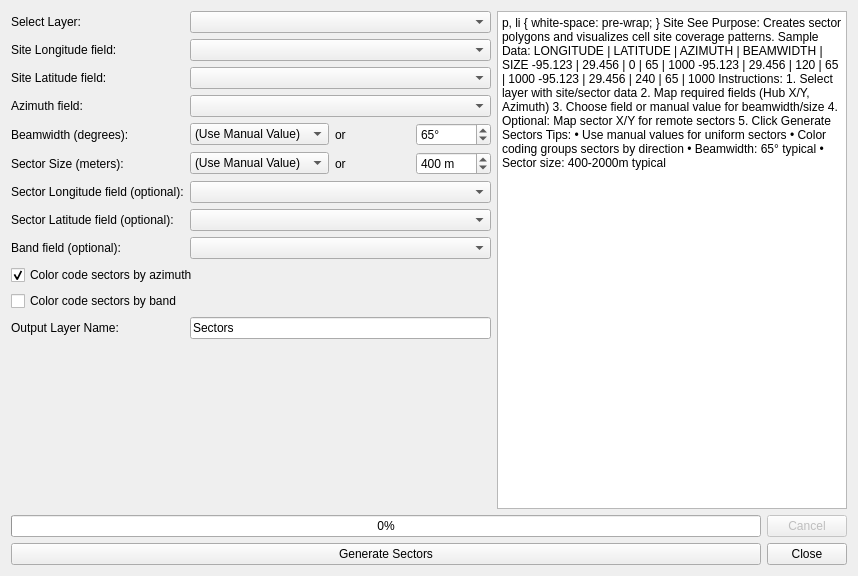
Above: rf_tools_dialog_base.ui from mbebs/RFTools before the change. Below: the same form after it.
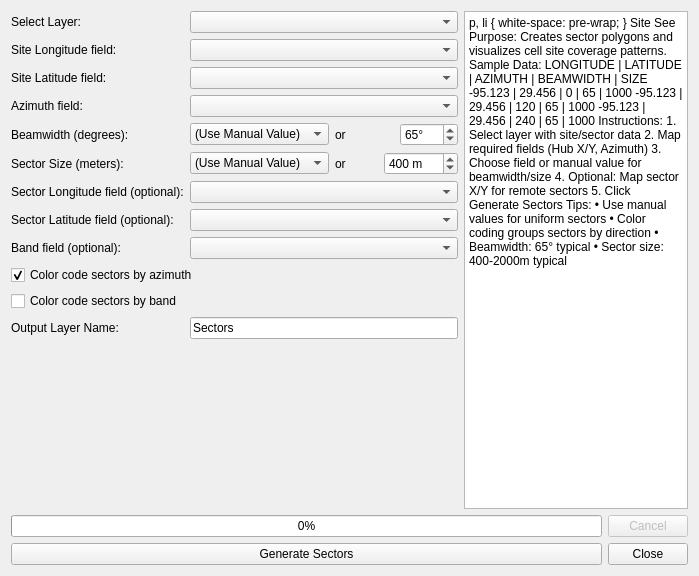
That is the form after the change. Icons and pictures are not drawn.

What changed in the file:
```diff
--- a/rf_tools_dialog_base.ui
+++ b/rf_tools_dialog_base.ui
@@ -2,13 +2,17 @@
 <ui version="4.0">
  <class>RFToolsDialogBase</class>
  <widget class="QDialog" name="RFToolsDialogBase">
-  <property name="geometry">
-   <rect>
-    <x>0</x>
-    <y>0</y>
-    <width>858</width>
-    <height>576</height>
-   </rect>
+ <property name="minimumSize">
+ <size>
+ <width>686</width>
+ <height>460</height>
+ </size>
+ </property>
+ <property name="sizePolicy">
+ <sizepolicy hsizetype="Expanding" vsizetype="Expanding">
+ <horstretch>0</horstretch>
+ <verstretch>0</verstretch>
+ </sizepolicy>
   </property>
   <property name="sizePolicy">
    <sizepolicy hsizetype="Preferred" vsizetype="Preferred">
@@ -31,37 +35,10 @@
   </property>
   <layout class="QVBoxLayout" name="verticalLayout">
    <item>
-    <layout class="QHBoxLayout" name="mainLayout">
+ <layout class="QHBoxLayout" name="horizontalLayout" stretch="2,1">
      <item>
       <layout class="QVBoxLayout" name="leftLayout">
        <item>
-        <widget class="QWidget" name="formWidget" native="true">
-         <property name="minimumSize">
-          <size>
-           <width>480</width>
-           <height>0</height>
-          </size>
-         </property>
-         <property name="maximumSize">
-          <size>
-           <width>480</width>
-           <height>16777215</height>
-          </size>
-         </property>
-         <layout class="QVBoxLayout" name="formContainerLayout">
-          <property name="leftMargin">
-           <number>0</number>
-          </property>
-          <property name="topMargin">
-           <number>0</number>
-          </property>
-          <property name="rightMargin">
-           <number>0</number>
-          </property>
-          <property name="bottomMargin">
-           <number>0</number>
-          </property>
-          <item>
            <layout class="QFormLayout" name="formLayout">
             <property name="fieldGrowthPolicy">
              <enum>QFormLayout::AllNonFixedFieldsGrow</enum>
@@ -341,41 +318,32 @@
            </layout>
           </item>
          </layout>
-        </widget>
-       </item>
-      </layout>
      </item>
      <item>
       <widget class="QTextBrowser" name="infoTextBrowser">
-       <property name="minimumSize">
-        <size>
-         <width>310</width>
-         <height>0</height>
-        </size>
-       </property>
        <property name="html">
         <string>&lt;!DOCTYPE HTML PUBLIC &quot;-//W3C//DTD HTML 4.0//EN&quot; &quot;http://www.w3.org/TR/REC-html40/strict.dtd&quot;&gt;
 &lt;html&gt;&lt;head&gt;&lt;meta name=&quot;qrichtext&quot; content=&quot;1&quot; /&gt;&lt;style type=&quot;text/css&quot;&gt;
 p, li { white-space: pre-wrap; }
-&lt;/style&gt;&lt;/head&gt;&lt;body style=&quot; font-family:'MS Shell Dlg 2'; font-size:8.25pt; font-weight:400; font-style:normal;&quot;&gt;
-&lt;h3 style=&quot; margin-top:8px; margin-bottom:12px; margin-left:0px; margin-right:0px; -qt-block-indent:0; text-indent:0px;&quot;&gt;&lt;span style=&quot; font-size:9.5pt; font-weight:600; color:#4caf50;&quot;&gt;Site See&lt;/span&gt;&lt;/h3&gt;
-&lt;p style=&quot; margin-top:5px; margin-bottom:5px; margin-left:0px; margin-right:0px; -qt-block-indent:0; text-indent:0px;&quot;&gt;&lt;span style=&quot; font-size:8.5pt; font-weight:600;&quot;&gt;Purpose:&lt;/span&gt;&lt;span style=&quot; font-size:8.5pt;&quot;&gt; Creates sector polygons and visualizes cell site coverage patterns.&lt;/span&gt; &lt;/p&gt;
-&lt;h3 style=&quot; margin-top:8px; margin-bottom:12px; margin-left:0px; margin-right:0px; -qt-block-indent:0; text-indent:0px;&quot;&gt;&lt;span style=&quot; font-size:9.5pt; font-weight:600; color:#4caf50;&quot;&gt;Sample Data:&lt;/span&gt;&lt;/h3&gt;
-&lt;p style=&quot; margin-top:3px; margin-bottom:3px; margin-left:0px; margin-right:0px; -qt-block-indent:0; text-indent:0px;&quot;&gt;&lt;span style=&quot; font-family:'Courier New'; font-size:7.5pt;&quot;&gt;LONGITUDE | LATITUDE | AZIMUTH | BEAMWIDTH | SIZE&lt;/span&gt;&lt;/p&gt;
-&lt;p style=&quot; margin-top:3px; margin-bottom:3px; margin-left:0px; margin-right:0px; -qt-block-indent:0; text-indent:0px;&quot;&gt;&lt;span style=&quot; font-family:'Courier New'; font-size:7.5pt;&quot;&gt;-95.123 | 29.456 | 0 | 65 | 1000&lt;/span&gt;&lt;/p&gt;
-&lt;p style=&quot; margin-top:3px; margin-bottom:3px; margin-left:0px; margin-right:0px; -qt-block-indent:0; text-indent:0px;&quot;&gt;&lt;span style=&quot; font-family:'Courier New'; font-size:7.5pt;&quot;&gt;-95.123 | 29.456 | 120 | 65 | 1000&lt;/span&gt;&lt;/p&gt;
-&lt;p style=&quot; margin-top:3px; margin-bottom:3px; margin-left:0px; margin-right:0px; -qt-block-indent:0; text-indent:0px;&quot;&gt;&lt;span style=&quot; font-family:'Courier New'; font-size:7.5pt;&quot;&gt;-95.123 | 29.456 | 240 | 65 | 1000&lt;/span&gt;&lt;/p&gt;
-&lt;h3 style=&quot; margin-top:8px; margin-bottom:12px; margin-left:0px; margin-right:0px; -qt-block-indent:0; text-indent:0px;&quot;&gt;&lt;span style=&quot; font-size:9.5pt; font-weight:600; color:#4caf50;&quot;&gt;Instructions:&lt;/span&gt;&lt;/h3&gt;
-&lt;p style=&quot; margin-top:5px; margin-bottom:5px; margin-left:0px; margin-right:0px; -qt-block-indent:0; text-indent:0px;&quot;&gt;&lt;span style=&quot; font-size:8.5pt;&quot;&gt;1. Select layer with site/sector data&lt;/span&gt;&lt;/p&gt;
-&lt;p style=&quot; margin-top:5px; margin-bottom:5px; margin-left:0px; margin-right:0px; -qt-block-indent:0; text-indent:0px;&quot;&gt;&lt;span style=&quot; font-size:8.5pt;&quot;&gt;2. Map required fields (Hub X/Y, Azimuth)&lt;/span&gt;&lt;/p&gt;
-&lt;p style=&quot; margin-top:5px; margin-bottom:5px; margin-left:0px; margin-right:0px; -qt-block-indent:0; text-indent:0px;&quot;&gt;&lt;span style=&quot; font-size:8.5pt;&quot;&gt;3. Choose field or manual value for beamwidth/size&lt;/span&gt;&lt;/p&gt;
-&lt;p style=&quot; margin-top:5px; margin-bottom:5px; margin-left:0px; margin-right:0px; -qt-block-indent:0; text-indent:0px;&quot;&gt;&lt;span style=&quot; font-size:8.5pt;&quot;&gt;4. Optional: Map sector X/Y for remote sectors&lt;/span&gt;&lt;/p&gt;
-&lt;p style=&quot; margin-top:5px; margin-bottom:5px; margin-left:0px; margin-right:0px; -qt-block-indent:0; text-indent:0px;&quot;&gt;&lt;span style=&quot; font-size:8.5pt;&quot;&gt;5. Click Generate Sectors&lt;/span&gt; &lt;/p&gt;
-&lt;h3 style=&quot; margin-top:8px; margin-bottom:12px; margin-left:0px; margin-right:0px; -qt-block-indent:0; text-indent:0px;&quot;&gt;&lt;span style=&quot; font-size:9.5pt; font-weight:600; color:#4caf50;&quot;&gt;Tips:&lt;/span&gt;&lt;/h3&gt;
-&lt;p style=&quot; margin-top:5px; margin-bottom:5px; margin-left:0px; margin-right:0px; -qt-block-indent:0; text-indent:0px;&quot;&gt;&lt;span style=&quot; font-size:8.5pt;&quot;&gt;• Use manual values for uniform sectors&lt;/span&gt;&lt;/p&gt;
-&lt;p style=&quot; margin-top:5px; margin-bottom:5px; margin-left:0px; margin-right:0px; -qt-block-indent:0; text-indent:0px;&quot;&gt;&lt;span style=&quot; font-size:8.5pt;&quot;&gt;• Color coding groups sectors by direction&lt;/span&gt;&lt;/p&gt;
-&lt;p style=&quot; margin-top:5px; margin-bottom:5px; margin-left:0px; margin-right:0px; -qt-block-indent:0; text-indent:0px;&quot;&gt;&lt;span style=&quot; font-size:8.5pt;&quot;&gt;• Beamwidth: 65° typical&lt;/span&gt;&lt;/p&gt;
-&lt;p style=&quot; margin-top:5px; margin-bottom:5px; margin-left:0px; margin-right:0px; -qt-block-indent:0; text-indent:0px;&quot;&gt;&lt;span style=&quot; font-size:8.5pt;&quot;&gt;• Sector size: 400-2000m typical&lt;/span&gt;&lt;/p&gt;&lt;/body&gt;&lt;/html&gt;</string>
+&lt;/style&gt;&lt;/head&gt;&lt;body style=&quot; font-weight:400; font-style:normal;&quot;&gt;
+&lt;h3 style=&quot; margin-top:8px; margin-bottom:12px; margin-left:0px; margin-right:0px; -qt-block-indent:0; text-indent:0px;&quot;&gt;&lt;span style=&quot; font-weight:600; color:#4caf50;&quot;&gt;Site See&lt;/span&gt;&lt;/h3&gt;
+&lt;p style=&quot; margin-top:5px; margin-bottom:5px; margin-left:0px; margin-right:0px; -qt-block-indent:0; text-indent:0px;&quot;&gt;&lt;span style=&quot; font-weight:600;&quot;&gt;Purpose:&lt;/span&gt;&lt;span style=&quot;&quot;&gt; Creates sector polygons and visualizes cell site coverage patterns.&lt;/span&gt; &lt;/p&gt;
+&lt;h3 style=&quot; margin-top:8px; margin-bottom:12px; margin-left:0px; margin-right:0px; -qt-block-indent:0; text-indent:0px;&quot;&gt;&lt;span style=&quot; font-weight:600; color:#4caf50;&quot;&gt;Sample Data:&lt;/span&gt;&lt;/h3&gt;
+&lt;p style=&quot; margin-top:3px; margin-bottom:3px; margin-left:0px; margin-right:0px; -qt-block-indent:0; text-indent:0px;&quot;&gt;&lt;span style=&quot;&quot;&gt;LONGITUDE | LATITUDE | AZIMUTH | BEAMWIDTH | SIZE&lt;/span&gt;&lt;/p&gt;
+&lt;p style=&quot; margin-top:3px; margin-bottom:3px; margin-left:0px; margin-right:0px; -qt-block-indent:0; text-indent:0px;&quot;&gt;&lt;span style=&quot;&quot;&gt;-95.123 | 29.456 | 0 | 65 | 1000&lt;/span&gt;&lt;/p&gt;
+&lt;p style=&quot; margin-top:3px; margin-bottom:3px; margin-left:0px; margin-right:0px; -qt-block-indent:0; text-indent:0px;&quot;&gt;&lt;span style=&quot;&quot;&gt;-95.123 | 29.456 | 120 | 65 | 1000&lt;/span&gt;&lt;/p&gt;
+&lt;p style=&quot; margin-top:3px; margin-bottom:3px; margin-left:0px; margin-right:0px; -qt-block-indent:0; text-indent:0px;&quot;&gt;&lt;span style=&quot;&quot;&gt;-95.123 | 29.456 | 240 | 65 | 1000&lt;/span&gt;&lt;/p&gt;
+&lt;h3 style=&quot; margin-top:8px; margin-bottom:12px; margin-left:0px; margin-right:0px; -qt-block-indent:0; text-indent:0px;&quot;&gt;&lt;span style=&quot; font-weight:600; color:#4caf50;&quot;&gt;Instructions:&lt;/span&gt;&lt;/h3&gt;
+&lt;p style=&quot; margin-top:5px; margin-bottom:5px; margin-left:0px; margin-right:0px; -qt-block-indent:0; text-indent:0px;&quot;&gt;&lt;span style=&quot;&quot;&gt;1. Select layer with site/sector data&lt;/span&gt;&lt;/p&gt;
+&lt;p style=&quot; margin-top:5px; margin-bottom:5px; margin-left:0px; margin-right:0px; -qt-block-indent:0; text-indent:0px;&quot;&gt;&lt;span style=&quot;&quot;&gt;2. Map required fields (Hub X/Y, Azimuth)&lt;/span&gt;&lt;/p&gt;
+&lt;p style=&quot; margin-top:5px; margin-bottom:5px; margin-left:0px; margin-right:0px; -qt-block-indent:0; text-indent:0px;&quot;&gt;&lt;span style=&quot;&quot;&gt;3. Choose field or manual value for beamwidth/size&lt;/span&gt;&lt;/p&gt;
+&lt;p style=&quot; margin-top:5px; margin-bottom:5px; margin-left:0px; margin-right:0px; -qt-block-indent:0; text-indent:0px;&quot;&gt;&lt;span style=&quot;&quot;&gt;4. Optional: Map sector X/Y for remote sectors&lt;/span&gt;&lt;/p&gt;
+&lt;p style=&quot; margin-top:5px; margin-bottom:5px; margin-left:0px; margin-right:0px; -qt-block-indent:0; text-indent:0px;&quot;&gt;&lt;span style=&quot;&quot;&gt;5. Click Generate Sectors&lt;/span&gt; &lt;/p&gt;
+&lt;h3 style=&quot; margin-top:8px; margin-bottom:12px; margin-left:0px; margin-right:0px; -qt-block-indent:0; text-indent:0px;&quot;&gt;&lt;span style=&quot; font-weight:600; color:#4caf50;&quot;&gt;Tips:&lt;/span&gt;&lt;/h3&gt;
+&lt;p style=&quot; margin-top:5px; margin-bottom:5px; margin-left:0px; margin-right:0px; -qt-block-indent:0; text-indent:0px;&quot;&gt;&lt;span style=&quot;&quot;&gt;• Use manual values for uniform sectors&lt;/span&gt;&lt;/p&gt;
+&lt;p style=&quot; margin-top:5px; margin-bottom:5px; margin-left:0px; margin-right:0px; -qt-block-indent:0; text-indent:0px;&quot;&gt;&lt;span style=&quot;&quot;&gt;• Color coding groups sectors by direction&lt;/span&gt;&lt;/p&gt;
+&lt;p style=&quot; margin-top:5px; margin-bottom:5px; margin-left:0px; margin-right:0px; -qt-block-indent:0; text-indent:0px;&quot;&gt;&lt;span style=&quot;&quot;&gt;• Beamwidth: 65° typical&lt;/span&gt;&lt;/p&gt;
+&lt;p style=&quot; margin-top:5px; margin-bottom:5px; margin-left:0px; margin-right:0px; -qt-block-indent:0; text-indent:0px;&quot;&gt;&lt;span style=&quot;&quot;&gt;• Sector size: 400-2000m typical&lt;/span&gt;&lt;/p&gt;&lt;/body&gt;&lt;/html&gt;</string>
        </property>
       </widget>
      </item>
```
Left out of the diff: 2 changed lines with no effect on the pictures. Lines whose indentation alone changed are shown as unchanged.
